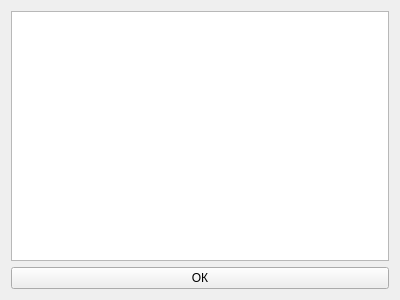
Old version of the form makephotoform.ui in the repository artemer981333/LiveFaceRecoSystem.
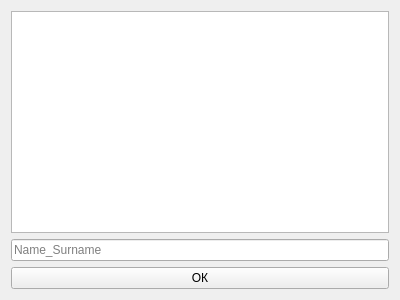
New version of the form.

Patch:
```diff
--- a/makephotoform.ui
+++ b/makephotoform.ui
@@ -17,6 +17,16 @@
    <item>
     <widget class="QGraphicsView" name="PhotoView"/>
    </item>
+   <item>
+    <widget class="QLineEdit" name="FilenameLE">
+     <property name="placeholderText">
+      <string>Name_Surname</string>
+     </property>
+     <property name="clearButtonEnabled">
+      <bool>false</bool>
+     </property>
+    </widget>
+   </item>
    <item>
     <widget class="QPushButton" name="OKButton">
      <property name="text">
```
